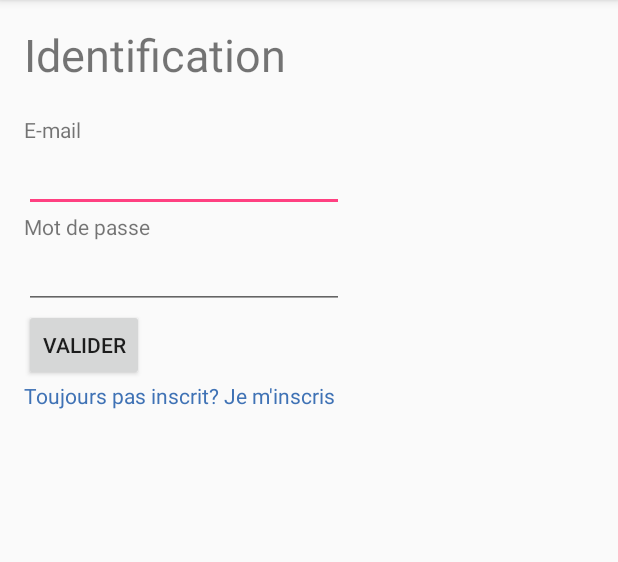
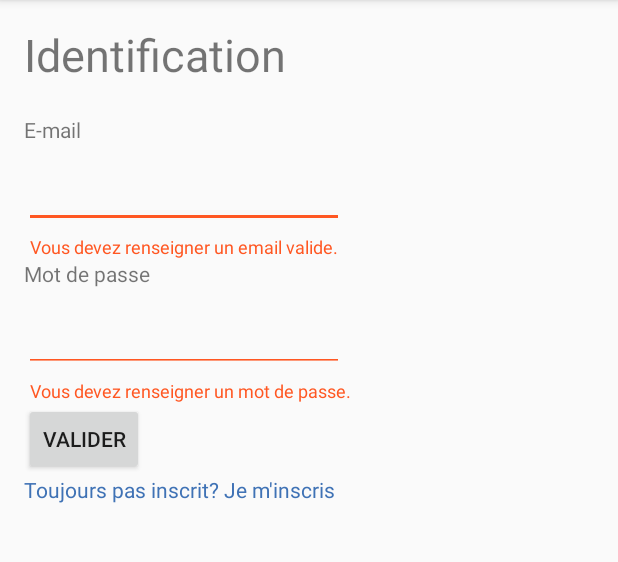
Before and after one commit to jacquelotjeff/ShoppingList, an Android app: the screen it shows after launch (MainActivity), after a tap on "VALIDER", on a phone screen of 412 x 824 dp, the part 84-646 px from its top. Run offline under Robolectric (Android 15) with nearby library versions, the phone set to English and light mode, and no system bars.

Commit message:
validation for login form

```diff
--- a/app/src/main/java/com/clevermind/shoppinglist/fragments/LoginFragment.java
+++ b/app/src/main/java/com/clevermind/shoppinglist/fragments/LoginFragment.java
@@ -4,6 +4,7 @@ import android.app.Fragment;
 import android.content.Context;
 import android.content.Intent;
 import android.os.Bundle;
+import android.support.design.widget.TextInputLayout;
 import android.view.LayoutInflater;
 import android.view.View;
 import android.view.ViewGroup;
@@ -14,6 +15,7 @@ import android.widget.Toast;
 
 import com.clevermind.shoppinglist.R;
 import com.clevermind.shoppinglist.ShoppingListActivity;
+import com.clevermind.shoppinglist.models.ShoppingList;
 import com.clevermind.shoppinglist.network.ApiResponse;
 import com.clevermind.shoppinglist.network.ApiTask;
 import com.clevermind.shoppinglist.managers.UserManager;
@@ -68,19 +70,21 @@ public class LoginFragment extends Fragment implements ApiTask.IApiTask {
         btnLinkLogin.setOnClickListener(new View.OnClickListener() {
             @Override
             public void onClick(View view) {
+            EditText txtBoxMail = (EditText) getView().findViewById(R.id.txtBoxMail);
+            EditText txtBoxPassword = (EditText) getView().findViewById(R.id.txtBoxPassword);
 
-                EditText txtBoxMail = (EditText) getView().findViewById(R.id.txtBoxMail);
-                EditText txtBoxPassword = (EditText) getView().findViewById(R.id.txtBoxPassword);
+            String mail = txtBoxMail.getText().toString();
+            String password = txtBoxPassword.getText().toString();
 
-                String mail = txtBoxMail.getText().toString();
-                String password = txtBoxPassword.getText().toString();
+            boolean isValid = validForm(mail, password);
 
+            if (isValid) {
                 final User user = new User(mail, password);
 
                 ApiTask apiRequest = new ApiTask();
                 apiRequest.setListener(LoginFragment.this);
                 apiRequest.execute(buildRequestForLogin(user));
-
+            }
             }
         });
 
@@ -152,8 +156,37 @@ public class LoginFragment extends Fragment implements ApiTask.IApiTask {
 
     }
 
+    private boolean validForm(String mail, String password) {
+        boolean isValid = true;
+        boolean emailValid = android.util.Patterns.EMAIL_ADDRESS.matcher(mail).matches();
+
+        TextInputLayout tilEmail = (TextInputLayout) getView().findViewById(R.id.txtBoxEmailGroup);
+        if (mail.trim().length() == 0 || !emailValid) {
+            tilEmail.setErrorEnabled(true);
+            tilEmail.setError(getResources().getString(R.string.form_user_email_unvalid));
+
+            isValid = false;
+        } else {
+            tilEmail.setErrorEnabled(false);
+        }
+
+
+        TextInputLayout tilPassword = (TextInputLayout) getView().findViewById(R.id.txtBoxPasswordGroup);
+        if (password.trim().length() == 0) {
+            tilPassword.setErrorEnabled(true);
+            tilPassword.setError(getResources().getString(R.string.form_user_password_empty));
+
+            isValid = false;
+        } else {
+            tilPassword.setErrorEnabled(false);
+        }
+
+        return isValid;
+    }
+
     public interface OnFragmentInteractionListener {
         void onFragmentInteraction();
+
         void onClickRegistrationButton();
     }
 }
--- a/app/src/main/res/layout/fragment_login.xml
+++ b/app/src/main/res/layout/fragment_login.xml
@@ -5,60 +5,75 @@
     tools:context="com.clevermind.shoppinglist.fragments.SubscribeFragment">
 
     <LinearLayout
-        android:orientation="vertical"
         android:layout_width="match_parent"
-        android:layout_height="match_parent">
+        android:layout_height="match_parent"
+        android:orientation="vertical">
 
         <TextView
             android:id="@+id/textView"
             android:layout_width="match_parent"
             android:layout_height="wrap_content"
+            android:paddingBottom="20dp"
             android:text="@string/app_main_identification"
-            android:textSize="30sp"
-            android:paddingBottom="20dp" />
+            android:textSize="30sp" />
 
         <TextView
+            android:id="@+id/txtLabelEmail"
             android:layout_width="wrap_content"
             android:layout_height="wrap_content"
-            android:textAppearance="?android:attr/textAppearanceSmall"
             android:text="@string/form_user_email"
-            android:id="@+id/txtLabelEmail" />
+            android:textAppearance="?android:attr/textAppearanceSmall" />
+
+        <android.support.design.widget.TextInputLayout
+            android:id="@+id/txtBoxEmailGroup"
+            android:layout_width="match_parent"
+            android:layout_height="wrap_content">
 
             <EditText
+                android:id="@+id/txtBoxMail"
                 android:layout_width="wrap_content"
                 android:layout_height="wrap_content"
-            android:inputType="textEmailAddress"
                 android:ems="10"
-            android:id="@+id/txtBoxMail" />
+                android:inputType="textEmailAddress" />
+
+        </android.support.design.widget.TextInputLayout>
 
         <TextView
+            android:id="@+id/txtLabelPassword"
             android:layout_width="wrap_content"
             android:layout_height="wrap_content"
-            android:textAppearance="?android:attr/textAppearanceSmall"
             android:text="@string/form_user_password"
-            android:id="@+id/txtLabelPassword" />
+            android:textAppearance="?android:attr/textAppearanceSmall" />
+
+        <android.support.design.widget.TextInputLayout
+            android:id="@+id/txtBoxPasswordGroup"
+            android:layout_width="match_parent"
+            android:layout_height="wrap_content">
+
 
             <EditText
+                android:id="@+id/txtBoxPassword"
                 android:layout_width="wrap_content"
                 android:layout_height="wrap_content"
-            android:inputType="textPassword"
                 android:ems="10"
-            android:id="@+id/txtBoxPassword" />
+                android:inputType="textPassword" />
+
+        </android.support.design.widget.TextInputLayout>
 
         <Button
+            android:id="@+id/btnSubmit"
             style="?android:attr/buttonStyleSmall"
             android:layout_width="wrap_content"
             android:layout_height="wrap_content"
-            android:text="@string/common_submit"
-            android:id="@+id/btnSubmit" />
+            android:text="@string/common_submit" />
 
         <TextView
+            android:id="@+id/txtLinkSubscribe"
             android:layout_width="wrap_content"
             android:layout_height="wrap_content"
+            android:text="@string/link_subscribe"
             android:textAppearance="?android:attr/textAppearanceSmall"
-            android:text="@string/link_subscribe"
-            android:textColor="@color/colorSecondary"
-            android:id="@+id/txtLinkSubscribe" />
+            android:textColor="@color/colorSecondary" />
     </LinearLayout>
 
 </FrameLayout>
--- a/app/src/main/res/values/strings.xml
+++ b/app/src/main/res/values/strings.xml
@@ -18,6 +18,8 @@
     <string name="form_shopping_list_name">Nom</string>
 
     <!-- Form errors -->
+    <string name="form_user_email_unvalid">Vous devez renseigner un email valide.</string>
+    <string name="form_user_password_empty">Vous devez renseigner un mot de passe.</string>
     <string name="form_shopping_list_name_empty">Vous devez renseigner le nom de votre liste de course.</string>
 
     <!-- Common -->
```
Lines whose indentation alone changed are shown as unchanged.
